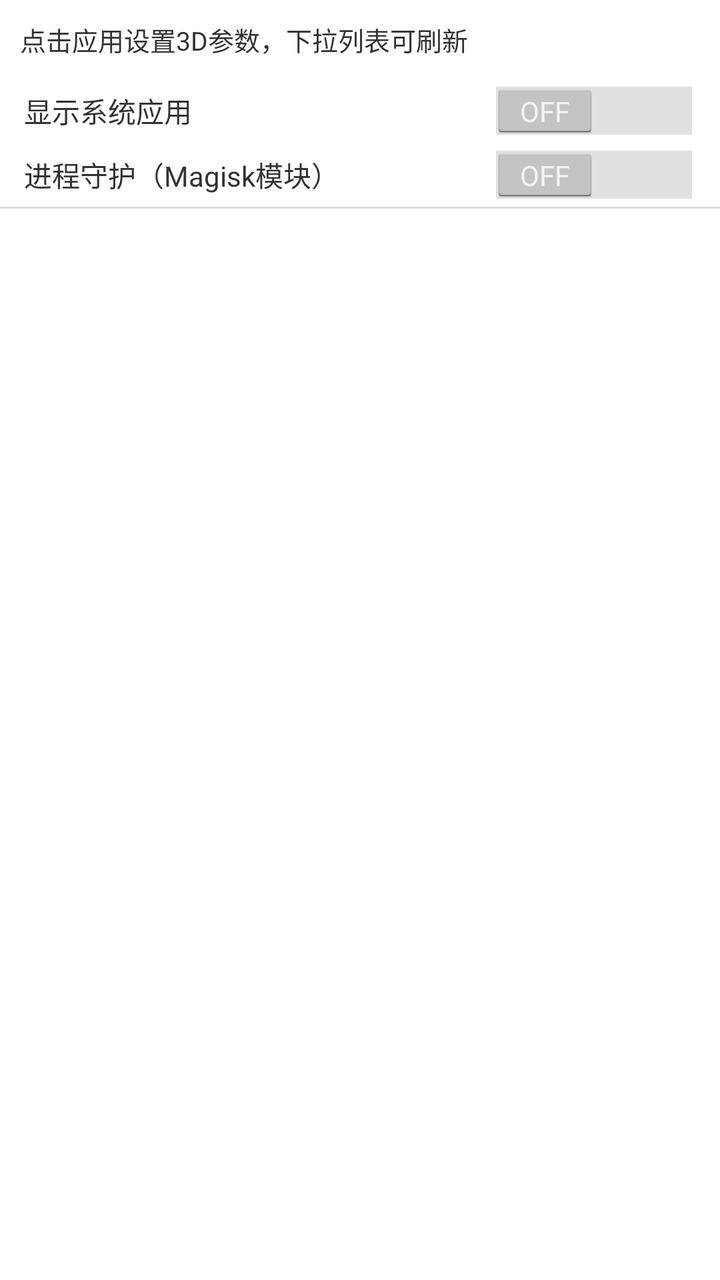
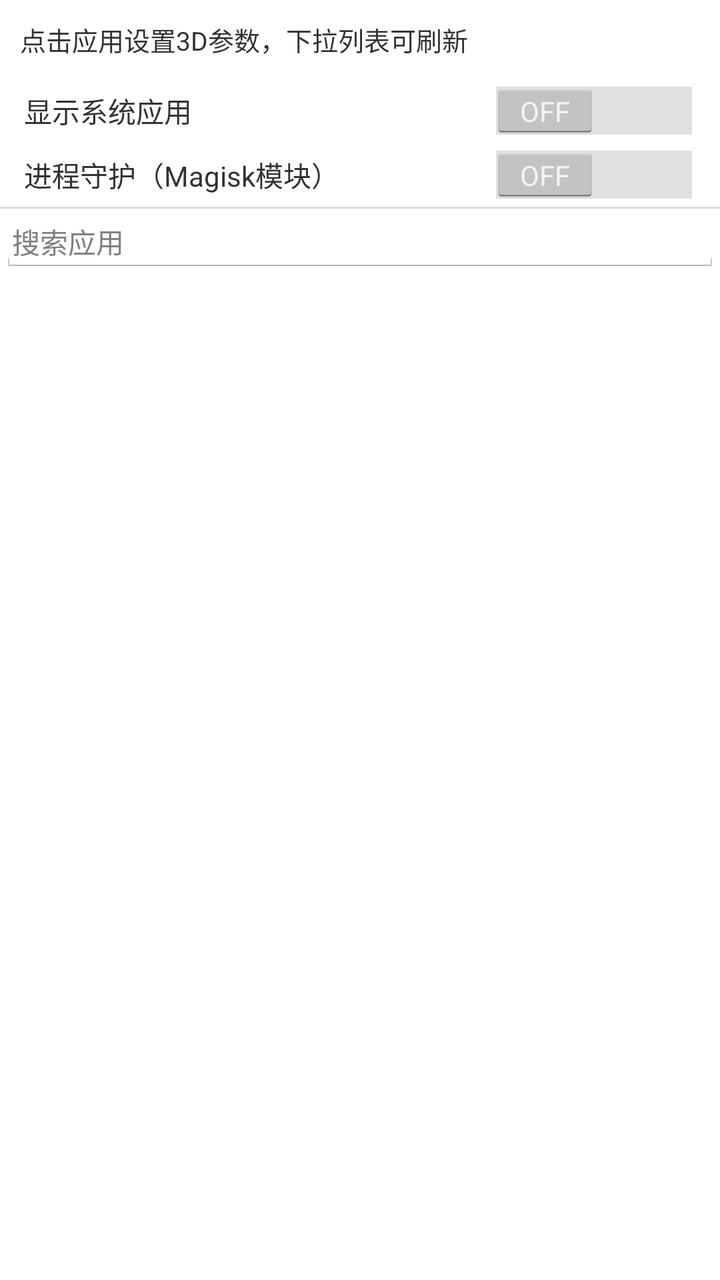

Two renders of the same Android screen: before a commit and after it. Below are the layout's source before the change and the commit's diff.
<!-- AndroidManifest.xml: application theme android:Theme.Holo.Light -->
<!-- res/layout/activity_main.xml -->
<?xml version="1.0" encoding="utf-8"?>
<LinearLayout xmlns:android="http://schemas.android.com/apk/res/android"
    android:layout_width="match_parent"
    android:layout_height="match_parent"
    android:orientation="vertical">

    <TextView
        android:id="@+id/tv_hint"
        android:layout_width="match_parent"
        android:layout_height="wrap_content"
        android:padding="10dp"
        android:text="点击应用设置3D参数，下拉列表可刷新"
        android:textSize="13sp"/>

    <LinearLayout
        android:layout_width="match_parent"
        android:layout_height="wrap_content"
        android:orientation="horizontal"
        android:gravity="center_vertical"
        android:paddingLeft="12dp"
        android:paddingRight="12dp"
        android:paddingTop="2dp"
        android:paddingBottom="2dp">

        <TextView
            android:layout_width="0dp"
            android:layout_height="wrap_content"
            android:layout_weight="1"
            android:text="显示系统应用"
            android:textSize="14sp"/>

        <Switch
            android:id="@+id/sw_show_system"
            android:layout_width="wrap_content"
            android:layout_height="wrap_content"/>
    </LinearLayout>

    <LinearLayout
        android:layout_width="match_parent"
        android:layout_height="wrap_content"
        android:orientation="horizontal"
        android:gravity="center_vertical"
        android:paddingLeft="12dp"
        android:paddingRight="12dp"
        android:paddingTop="2dp"
        android:paddingBottom="2dp">

        <TextView
            android:layout_width="0dp"
            android:layout_height="wrap_content"
            android:layout_weight="1"
            android:text="进程守护（Magisk模块）"
            android:textSize="14sp"/>

        <Switch
            android:id="@+id/sw_guard"
            android:layout_width="wrap_content"
            android:layout_height="wrap_content"/>
    </LinearLayout>

    <View
        android:layout_width="match_parent"
        android:layout_height="1dp"
        android:background="#DDDDDD"/>

    <ListView
        android:id="@+id/list_apps"
        android:layout_width="match_parent"
        android:layout_height="0dp"
        android:layout_weight="1"/>
</LinearLayout>
<!-- resources referenced by this layout -->
<resources>

</resources>

<!-- the commit's change to res/layout/activity_main.xml (unified diff, before → after) -->
@@ -63,6 +63,15 @@
         android:layout_height="1dp"
         android:background="#DDDDDD"/>
 
+    <EditText
+        android:id="@+id/et_search"
+        android:layout_width="match_parent"
+        android:layout_height="wrap_content"
+        android:hint="搜索应用"
+        android:textSize="14sp"
+        android:singleLine="true"
+        android:padding="6dp"
+        android:inputType="text"/>
     <ListView
         android:id="@+id/list_apps"
         android:layout_width="match_parent"
